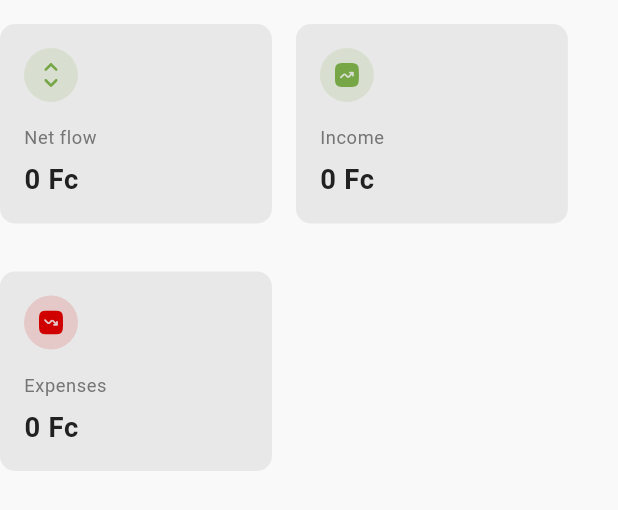
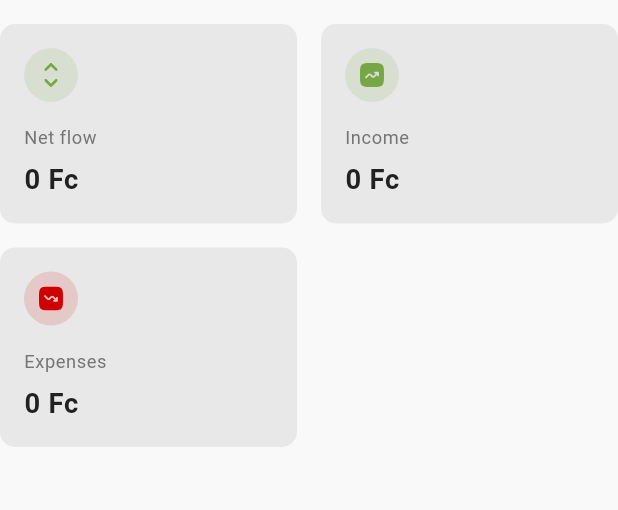
Before and after one commit to Leveling1/bicount, a Flutter app: the GraphMetricOverview widget shown alone on an empty page, opened directly with empty values, on a phone screen of 412 x 824 dp. Shown: the top 510 px of the screen. Run offline on Flutter 3.47's test engine with Material 3 defaults, Android fonts, the phone set to English and light mode, and no system bars; drawn by our look-alikes of toastification; our stand-ins replace app_links, bloc, cached_network_image, connectivity_plus, dartz, equatable and 20 more; missing offline and left inert: brick_core, brick_offline_first, brick_offline_first_with_supabase, brick_sqlite, brick_supabase, flutter_skeleton_ui and 2 more; accounts and stored records are empty; generated files the repository leaves out were written again; network calls fail; statements that could not run were skipped.

Commit message:
refactor: Extract GraphMetricOverview and improve responsive layout for graph dashboard cards

```diff
--- a/lib/features/graph/presentation/screens/graph_screen.dart
+++ b/lib/features/graph/presentation/screens/graph_screen.dart
@@ -4,12 +4,13 @@ import 'package:bicount/core/widgets/bicount_reveal.dart';
 import 'package:bicount/features/graph/presentation/bloc/graph_bloc.dart';
 import 'package:bicount/features/graph/presentation/widgets/graph_expense_breakdown_card.dart';
 import 'package:bicount/features/graph/presentation/widgets/graph_income_breakdown_card.dart';
-import 'package:bicount/features/graph/presentation/widgets/graph_metric_card.dart';
 import 'package:bicount/features/graph/presentation/widgets/graph_period_selector.dart';
 import 'package:bicount/features/graph/presentation/widgets/graph_screen_skeleton.dart';
 import 'package:bicount/features/graph/presentation/widgets/graph_subscription_insight_card.dart';
 import 'package:flutter/material.dart';
 import 'package:flutter_bloc/flutter_bloc.dart';
+
+import '../widgets/graph_metric_overview.dart';
 
 class GraphScreen extends StatelessWidget {
   const GraphScreen({super.key});
--- a/lib/features/graph/presentation/widgets/graph_metric_card.dart
+++ b/lib/features/graph/presentation/widgets/graph_metric_card.dart
@@ -8,48 +8,6 @@ import 'package:bicount/features/graph/domain/entities/graph_dashboard_entity.da
 import 'package:flutter/material.dart';
 import 'package:flutter_screenutil/flutter_screenutil.dart';
 import 'package:flutter_svg/flutter_svg.dart';
-
-class GraphMetricOverview extends StatelessWidget {
-  const GraphMetricOverview({super.key, required this.dashboard});
-
-  final GraphDashboardEntity dashboard;
-
-  @override
-  Widget build(BuildContext context) {
-    return Wrap(
-      spacing: AppDimens.spacingMedium,
-      runSpacing: AppDimens.spacingMedium,
-      children: [
-        GraphMetricCard(
-          width: 165.w,
-          title: context.l10n.graphNetFlow,
-          value: dashboard.netFlow,
-          currencyCode: dashboard.displayCurrencyCode,
-          color: dashboard.netFlow >= 0
-              ? Theme.of(context).extension<OtherTheme>()!.income!
-              : Theme.of(context).extension<OtherTheme>()!.expense!,
-          icon: IconLinks.graph,
-        ),
-        GraphMetricCard(
-          width: 165.w,
-          title: context.l10n.graphIncome,
-          value: dashboard.inflow,
-          currencyCode: dashboard.displayCurrencyCode,
-          color: Theme.of(context).extension<OtherTheme>()!.income!,
-          icon: IconLinks.income,
-        ),
-        GraphMetricCard(
-          width: 165.w,
-          title: context.l10n.graphExpenses,
-          value: dashboard.outflow,
-          currencyCode: dashboard.displayCurrencyCode,
-          color: Theme.of(context).extension<OtherTheme>()!.expense!,
-          icon: IconLinks.expense,
-        ),
-      ],
-    );
-  }
-}
 
 class GraphMetricCard extends StatelessWidget {
   const GraphMetricCard({
--- /dev/null
+++ b/lib/features/graph/presentation/widgets/graph_metric_overview.dart
@@ -0,0 +1,62 @@
+import 'package:flutter/material.dart';
+
+import '../../../../core/constants/icon_links.dart';
+import '../../../../core/localization/l10n_extensions.dart';
+import '../../../../core/themes/app_dimens.dart';
+import '../../../../core/themes/other_theme.dart';
+import '../../domain/entities/graph_dashboard_entity.dart';
+import 'graph_metric_card.dart';
+
+class GraphMetricOverview extends StatelessWidget {
+  const GraphMetricOverview({super.key, required this.dashboard});
+
+  final GraphDashboardEntity dashboard;
+
+  @override
+  Widget build(BuildContext context) {
+    return LayoutBuilder(
+      builder: (context, constraints) {
+        final spacing = AppDimens.spacingMedium;
+        final availableWidth = constraints.maxWidth.isFinite
+            ? constraints.maxWidth
+            : MediaQuery.sizeOf(context).width;
+        final cardWidth = availableWidth > spacing
+            ? (availableWidth - spacing) / 2
+            : availableWidth;
+
+        return Wrap(
+          spacing: spacing,
+          //runSpacing: spacing,
+          children: [
+            GraphMetricCard(
+              width: cardWidth,
+              title: context.l10n.graphNetFlow,
+              value: dashboard.netFlow,
+              currencyCode: dashboard.displayCurrencyCode,
+              color: dashboard.netFlow >= 0
+                  ? Theme.of(context).extension<OtherTheme>()!.income!
+                  : Theme.of(context).extension<OtherTheme>()!.expense!,
+              icon: IconLinks.graph,
+            ),
+            GraphMetricCard(
+              width: cardWidth,
+              title: context.l10n.graphIncome,
+              value: dashboard.inflow,
+              currencyCode: dashboard.displayCurrencyCode,
+              color: Theme.of(context).extension<OtherTheme>()!.income!,
+              icon: IconLinks.income,
+            ),
+            GraphMetricCard(
+              width: cardWidth,
+              title: context.l10n.graphExpenses,
+              value: dashboard.outflow,
+              currencyCode: dashboard.displayCurrencyCode,
+              color: Theme.of(context).extension<OtherTheme>()!.expense!,
+              icon: IconLinks.expense,
+            ),
+          ],
+        );
+      },
+    );
+  }
+}
```
Also changed, not shown: lib/features/graph/presentation/widgets/graph_subscription_insight_card.dart (+23 -9 lines).
